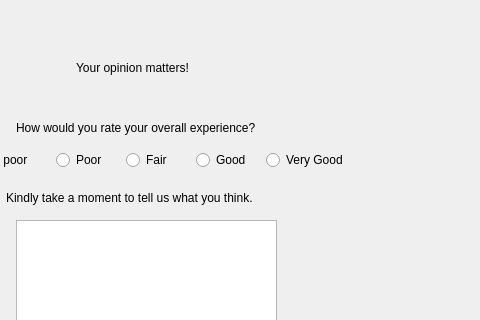
Above: cs_ll_project/FeedbackPage.ui from Nashaat324/CS_ll_lab_project before the change; both pictures show x 364 to 844 and y 100 to 420 of the 1043 by 661 pixel window. Below: the same form after it.
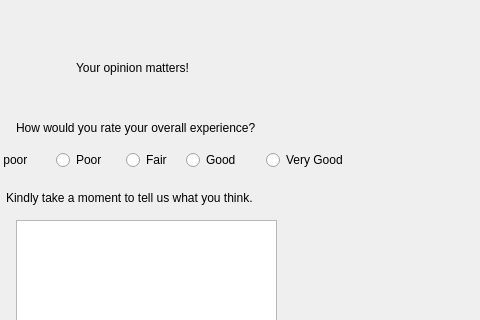
That is the form after the change.

The edit to the form file:
```diff
--- a/cs_ll_project/FeedbackPage.ui
+++ b/cs_ll_project/FeedbackPage.ui
@@ -23,32 +23,6 @@
     </rect>
    </property>
   </widget>
-  <widget class="QRadioButton" name="radioButton_VeryGood">
-   <property name="geometry">
-    <rect>
-     <x>630</x>
-     <y>250</y>
-     <width>99</width>
-     <height>20</height>
-    </rect>
-   </property>
-   <property name="text">
-    <string>Very Good</string>
-   </property>
-  </widget>
-  <widget class="QRadioButton" name="radioButton_Good">
-   <property name="geometry">
-    <rect>
-     <x>560</x>
-     <y>250</y>
-     <width>99</width>
-     <height>20</height>
-    </rect>
-   </property>
-   <property name="text">
-    <string>Good</string>
-   </property>
-  </widget>
   <widget class="QRadioButton" name="radioButton_poor">
    <property name="geometry">
     <rect>
@@ -140,6 +114,32 @@
     <string>Share my feedback</string>
    </property>
   </widget>
+  <widget class="QRadioButton" name="radioButton_Good_2">
+   <property name="geometry">
+    <rect>
+     <x>550</x>
+     <y>250</y>
+     <width>99</width>
+     <height>20</height>
+    </rect>
+   </property>
+   <property name="text">
+    <string>Good</string>
+   </property>
+  </widget>
+  <widget class="QRadioButton" name="radioButton_VeryGood">
+   <property name="geometry">
+    <rect>
+     <x>630</x>
+     <y>250</y>
+     <width>99</width>
+     <height>20</height>
+    </rect>
+   </property>
+   <property name="text">
+    <string>Very Good</string>
+   </property>
+  </widget>
  </widget>
  <resources/>
  <connections/>
```
